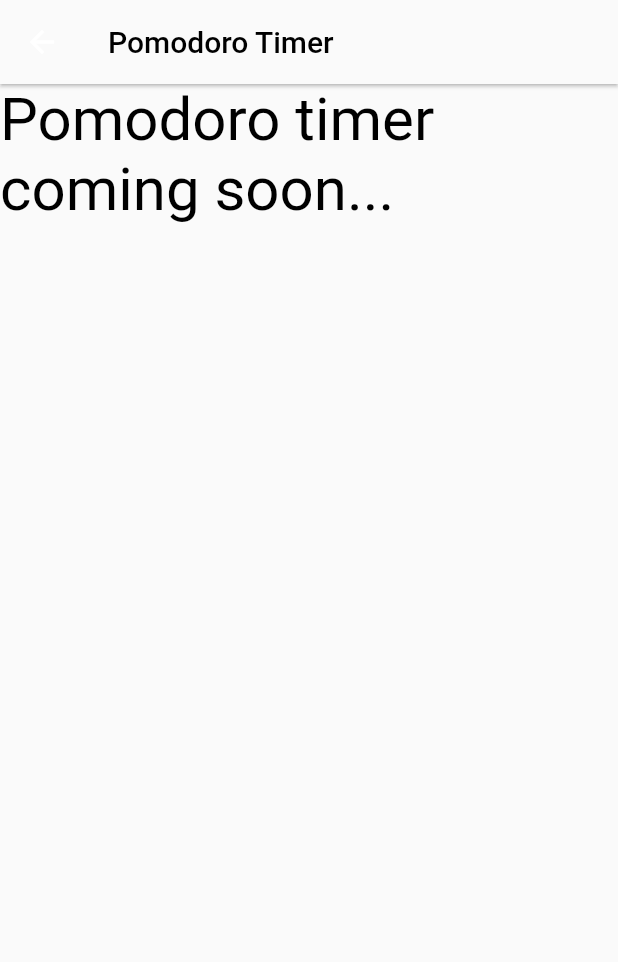
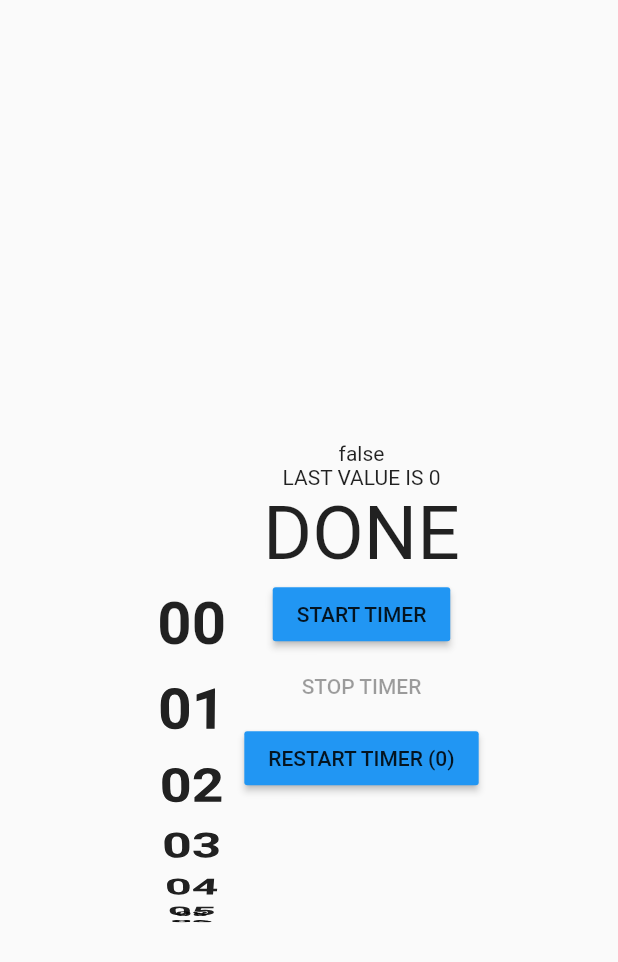
Before and after one commit to ubclaunchpad/virtual-pet, a Flutter app: the screen it shows after launch, item 2 of the bottom bar chosen, on a phone screen of 412 x 824 dp. Shown: the top 962 px of the screen. Run offline on Flutter 3.47's test engine with Material 2 defaults, Android fonts, the phone set to English and light mode, and no system bars; missing offline and left inert: flame.

Commit message:
Added scrolling timer functionality

```diff
--- a/front-end/virtual_pet/lib/pages/home.dart
+++ b/front-end/virtual_pet/lib/pages/home.dart
@@ -18,8 +18,11 @@ class HomeState extends State<Home> {
   Widget build(BuildContext context) {
     return Scaffold(
         backgroundColor: Theme.of(context).canvasColor,
-        body: const Center(
-          child: VirutalPetGameLayer(),
+        body: SafeArea(
+          child: const Center(
+            child: VirutalPetGameLayer(),
+            // child: Text("HEllo"),
+          ),
         ),
 
         /// instead of using bottom sheet, we could also try bottomNavigationBar
--- /dev/null
+++ b/front-end/virtual_pet/lib/pages/minutes.dart
@@ -0,0 +1,26 @@
+import 'package:flutter/material.dart';
+
+class MyMinutes extends StatelessWidget {
+  int mins;
+
+  MyMinutes({required this.mins});
+
+  @override
+  Widget build(BuildContext context) {
+    return Padding(
+      padding: const EdgeInsets.symmetric(vertical: 5.0),
+      child: Container(
+        child: Center(
+          child: Text(
+            mins < 10 ? '0' + mins.toString() : mins.toString(),
+            style: TextStyle(
+              fontSize: 40,
+              // color: Colors.white,
+              fontWeight: FontWeight.bold,
+            ),
+          ),
+        ),
+      ),
+    );
+  }
+}
--- a/front-end/virtual_pet/lib/pages/pomodoro_page.dart
+++ b/front-end/virtual_pet/lib/pages/pomodoro_page.dart
@@ -1,38 +1,127 @@
 import 'package:flutter/material.dart';
+import 'package:flutter/widgets.dart';
+import 'package:flutter/cupertino.dart';
+import 'minutes.dart';
+import 'dart:async';
 
 /// pomodoro page (pomodoro timer)
 class PomodoroPage extends StatefulWidget {
   const PomodoroPage({super.key});
-
   @override
   PomodoroState createState() => PomodoroState();
 }
 
 /// the state of pomodoro page (timer)
 class PomodoroState extends State<PomodoroPage> {
+  int timeLeft = 0;
   static const String routeName = "/PomodoroPage";
+  late FixedExtentScrollController _controller;
+  bool inProgress = false;
+  int lastValue = 0;
+
+  @override
+  void initState() {
+    // TODO: implement initState
+    super.initState();
+
+    _controller = FixedExtentScrollController();
+  }
+
+  void _startCountDown() {
+    setState(() {
+      inProgress = true;
+      lastValue = timeLeft;
+    });
+    Timer.periodic(Duration(seconds: 1), (timer) {
+      if (timeLeft > 0) {
+        setState(() {
+          timeLeft--;
+        });
+      } else {
+        setState(() {
+          inProgress = false;
+        });
+        timer.cancel();
+      }
+    });
+  }
+
+  void _stopTimer() {
+    setState(() {
+      timeLeft = 0;
+      inProgress = false;
+    });
+  }
+
+  void _restartTimer() {
+    setState(() {
+      timeLeft = lastValue;
+    });
+    _startCountDown();
+  }
 
   @override
   Widget build(BuildContext context) {
     return Scaffold(
+      // backgroundColor: Colors.grey[900],
+      body: Row(
+        mainAxisAlignment: MainAxisAlignment.center,
+        children: [
+          // minutes wheel
+          Container(
+            width: 70,
+            child: ListWheelScrollView.useDelegate(
+              onSelectedItemChanged: (value) {
+                if (inProgress == true) {
+                } else {
+                  setState(() {
+                    timeLeft = value;
+                  });
+                }
+              },
+              itemExtent: 50,
+              perspective: 0.005,
+              diameterRatio: 1.2,
+              physics: FixedExtentScrollPhysics(),
+              childDelegate: ListWheelChildBuilderDelegate(
+                childCount: 60,
+                builder: (context, index) {
+                  return MyMinutes(
+                    mins: index,
+                  );
+                },
+              ),
+            ),
+          ),
 
-        /// displays the "Pomodoro Timer" message at the top
-        appBar: AppBar(
-          backgroundColor: Theme.of(context).canvasColor,
-          elevation: 1.0,
-          title: const Text(
-            "Pomodoro Timer",
-            style: TextStyle(color: Colors.black),
+          Column(
+            mainAxisAlignment: MainAxisAlignment.center,
+            children: [
+              Text(inProgress.toString()),
+              Text("LAST VALUE IS " + lastValue.toString()),
+              Text(
+                timeLeft == 0 ? "DONE" : timeLeft.toString(),
+                style: TextStyle(fontSize: 50),
+              ),
+              MaterialButton(
+                onPressed: _startCountDown,
+                color: Colors.blue,
+                child: Text("START TIMER"),
+              ),
+              MaterialButton(
+                onPressed: inProgress == true ? _stopTimer : null,
+                color: Colors.blue,
+                child: Text("STOP TIMER"),
+              ),
+              MaterialButton(
+                onPressed: inProgress == true ? null : _restartTimer,
+                color: Colors.blue,
+                child: Text("RESTART TIMER (" + lastValue.toString() + ")"),
+              ),
+            ],
           ),
-        ),
-        body:
-        const Text(
-          "Pomodoro timer coming soon...",
-          style: TextStyle(
-            color: Colors.black,
-            fontSize: 40.0,
-          ),
-        ),
+        ],
+      ),
     );
   }
 }
```
Also changed, not shown: 1 other file.
